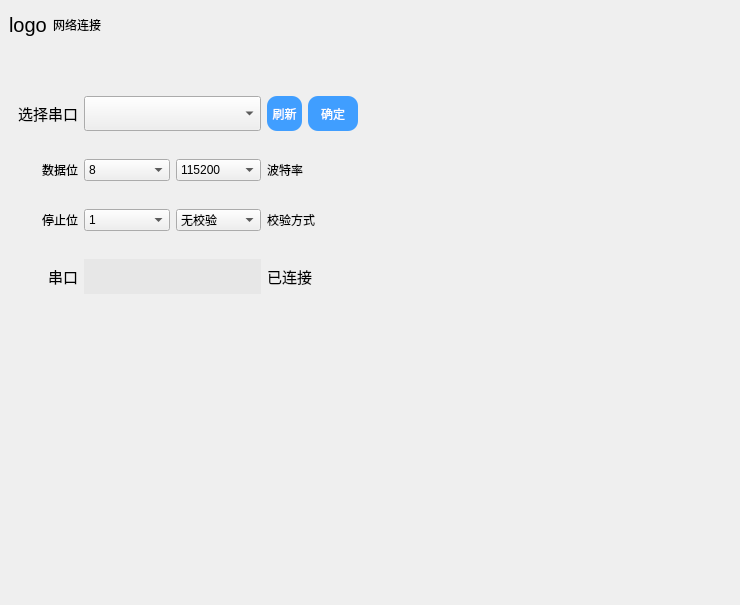
The window that page_net.ui (CodePupil-min/eems) describes before a commit, drawn with Qt 5.
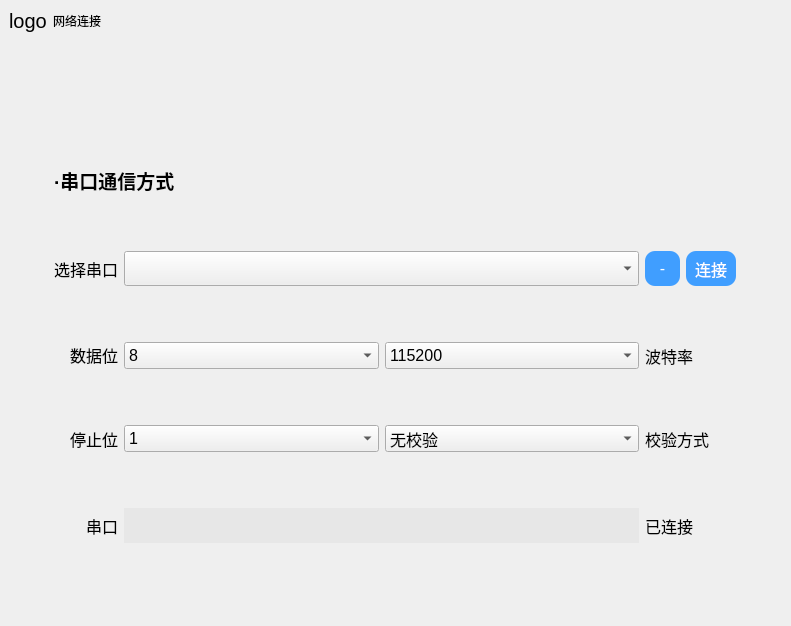
The same window after the commit.

```diff
--- a/page_net.ui
+++ b/page_net.ui
@@ -6,8 +6,8 @@
    <rect>
     <x>0</x>
     <y>0</y>
-    <width>740</width>
-    <height>605</height>
+    <width>791</width>
+    <height>626</height>
    </rect>
   </property>
   <property name="windowTitle">
@@ -35,59 +35,14 @@
    <property name="bottomMargin">
     <number>0</number>
    </property>
-   <item row="0" column="0">
-    <widget class="QWidget" name="widget_2" native="true">
-     <property name="sizePolicy">
-      <sizepolicy hsizetype="Preferred" vsizetype="Preferred">
-       <horstretch>0</horstretch>
-       <verstretch>0</verstretch>
-      </sizepolicy>
-     </property>
-     <property name="minimumSize">
-      <size>
-       <width>0</width>
-       <height>0</height>
-      </size>
-     </property>
-     <property name="maximumSize">
-      <size>
-       <width>16777215</width>
-       <height>50</height>
-      </size>
-     </property>
-     <layout class="QHBoxLayout" name="horizontalLayout">
-      <item>
-       <widget class="QLabel" name="logo">
-        <property name="sizePolicy">
-         <sizepolicy hsizetype="Fixed" vsizetype="Preferred">
-          <horstretch>0</horstretch>
-          <verstretch>0</verstretch>
-         </sizepolicy>
-        </property>
-        <property name="styleSheet">
-         <string notr="true">font:15pt;</string>
-        </property>
-        <property name="text">
-         <string>logo</string>
-        </property>
-       </widget>
-      </item>
-      <item>
-       <widget class="QLabel" name="title">
-        <property name="styleSheet">
-         <string notr="true">font: 75 16pt &quot;微软雅黑&quot;;
-</string>
-        </property>
-        <property name="text">
-         <string>网络连接</string>
-        </property>
-       </widget>
-      </item>
-     </layout>
-    </widget>
-   </item>
    <item row="1" column="0">
     <widget class="QWidget" name="main" native="true">
+     <property name="minimumSize">
+      <size>
+       <width>0</width>
+       <height>0</height>
+      </size>
+     </property>
      <property name="styleSheet">
       <string notr="true">#main&gt;QWidget{
 	border-radius:25px;
@@ -95,8 +50,49 @@
 }</string>
      </property>
      <layout class="QGridLayout" name="gridLayout_3">
-      <item row="0" column="0">
+      <item row="2" column="1">
+       <spacer name="verticalSpacer">
+        <property name="orientation">
+         <enum>Qt::Vertical</enum>
+        </property>
+        <property name="sizeHint" stdset="0">
+         <size>
+          <width>20</width>
+          <height>40</height>
+         </size>
+        </property>
+       </spacer>
+      </item>
+      <item row="0" column="1">
+       <spacer name="verticalSpacer_2">
+        <property name="orientation">
+         <enum>Qt::Vertical</enum>
+        </property>
+        <property name="sizeType">
+         <enum>QSizePolicy::Fixed</enum>
+        </property>
+        <property name="sizeHint" stdset="0">
+         <size>
+          <width>20</width>
+          <height>50</height>
+         </size>
+        </property>
+       </spacer>
+      </item>
+      <item row="1" column="1">
        <widget class="QWidget" name="widget_3" native="true">
+        <property name="sizePolicy">
+         <sizepolicy hsizetype="Expanding" vsizetype="Expanding">
+          <horstretch>0</horstretch>
+          <verstretch>0</verstretch>
+         </sizepolicy>
+        </property>
+        <property name="minimumSize">
+         <size>
+          <width>700</width>
+          <height>500</height>
+         </size>
+        </property>
         <property name="styleSheet">
          <string notr="true">#sure:hover{
 background-color:#70B6FF
@@ -109,128 +105,20 @@
 }
 #refresh:pressed{
 background:#155CA6
+}
+QWidget{
+font:12pt;
 }</string>
         </property>
         <layout class="QGridLayout" name="gridLayout_2">
-         <item row="0" column="0">
-          <widget class="QLabel" name="label">
-           <property name="sizePolicy">
-            <sizepolicy hsizetype="Fixed" vsizetype="Preferred">
-             <horstretch>0</horstretch>
-             <verstretch>0</verstretch>
-            </sizepolicy>
-           </property>
-           <property name="font">
-            <font>
-             <pointsize>11</pointsize>
-            </font>
-           </property>
-           <property name="text">
-            <string>选择串口</string>
-           </property>
-           <property name="alignment">
-            <set>Qt::AlignRight|Qt::AlignTrailing|Qt::AlignVCenter</set>
-           </property>
-          </widget>
-         </item>
-         <item row="0" column="1" colspan="2">
-          <widget class="QComboBox" name="ports">
-           <property name="sizePolicy">
-            <sizepolicy hsizetype="Preferred" vsizetype="Preferred">
-             <horstretch>0</horstretch>
-             <verstretch>0</verstretch>
-            </sizepolicy>
-           </property>
-           <property name="font">
-            <font>
-             <pointsize>10</pointsize>
-            </font>
-           </property>
-          </widget>
-         </item>
-         <item row="0" column="4">
-          <widget class="QPushButton" name="sure">
-           <property name="sizePolicy">
-            <sizepolicy hsizetype="Maximum" vsizetype="Preferred">
-             <horstretch>0</horstretch>
-             <verstretch>0</verstretch>
-            </sizepolicy>
-           </property>
-           <property name="maximumSize">
-            <size>
-             <width>50</width>
-             <height>35</height>
-            </size>
-           </property>
-           <property name="text">
-            <string>确定</string>
-           </property>
-          </widget>
-         </item>
-         <item row="3" column="1" colspan="2">
-          <widget class="QLabel" name="current_port">
-           <property name="sizePolicy">
-            <sizepolicy hsizetype="Expanding" vsizetype="Preferred">
-             <horstretch>0</horstretch>
-             <verstretch>0</verstretch>
-            </sizepolicy>
-           </property>
-           <property name="maximumSize">
-            <size>
-             <width>16777215</width>
-             <height>35</height>
-            </size>
-           </property>
-           <property name="font">
-            <font>
-             <pointsize>11</pointsize>
-            </font>
-           </property>
-           <property name="styleSheet">
-            <string notr="true">background-color: rgb(231, 231, 231);</string>
-           </property>
-           <property name="text">
-            <string/>
-           </property>
-           <property name="alignment">
-            <set>Qt::AlignLeading|Qt::AlignLeft|Qt::AlignVCenter</set>
-           </property>
-          </widget>
-         </item>
-         <item row="2" column="0">
-          <widget class="QLabel" name="label_4">
-           <property name="text">
-            <string>停止位</string>
-           </property>
-           <property name="alignment">
-            <set>Qt::AlignRight|Qt::AlignTrailing|Qt::AlignVCenter</set>
-           </property>
-          </widget>
-         </item>
-         <item row="3" column="3" colspan="2">
-          <widget class="QLabel" name="label_2">
-           <property name="font">
-            <font>
-             <pointsize>11</pointsize>
-            </font>
-           </property>
-           <property name="text">
-            <string>已连接</string>
-           </property>
-          </widget>
-         </item>
-         <item row="1" column="3" colspan="2">
-          <widget class="QLabel" name="label_5">
-           <property name="text">
-            <string>波特率</string>
-           </property>
-          </widget>
-         </item>
-         <item row="3" column="0">
+         <item row="4" column="0">
           <widget class="QLabel" name="icon_port">
            <property name="font">
             <font>
-             <pointsize>11</pointsize>
+             <pointsize>12</pointsize>
+             <weight>50</weight>
+             <italic>false</italic>
+             <bold>false</bold>
             </font>
            </property>
            <property name="styleSheet">
@@ -244,85 +132,7 @@
            </property>
           </widget>
          </item>
-         <item row="2" column="1">
-          <widget class="QComboBox" name="port_stop">
-           <item>
-            <property name="text">
-             <string>1</string>
-            </property>
-           </item>
-           <item>
-            <property name="text">
-             <string>2</string>
-            </property>
-           </item>
-          </widget>
-         </item>
-         <item row="0" column="3">
-          <widget class="QPushButton" name="refresh">
-           <property name="sizePolicy">
-            <sizepolicy hsizetype="Maximum" vsizetype="Maximum">
-             <horstretch>0</horstretch>
-             <verstretch>0</verstretch>
-            </sizepolicy>
-           </property>
-           <property name="maximumSize">
-            <size>
-             <width>35</width>
-             <height>35</height>
-            </size>
-           </property>
-           <property name="text">
-            <string>刷新</string>
-           </property>
-          </widget>
-         </item>
-         <item row="1" column="0">
-          <widget class="QLabel" name="label_3">
-           <property name="sizePolicy">
-            <sizepolicy hsizetype="Preferred" vsizetype="Fixed">
-             <horstretch>0</horstretch>
-             <verstretch>0</verstretch>
-            </sizepolicy>
-           </property>
-           <property name="text">
-            <string>数据位</string>
-           </property>
-           <property name="alignment">
-            <set>Qt::AlignRight|Qt::AlignTrailing|Qt::AlignVCenter</set>
-           </property>
-          </widget>
-         </item>
-         <item row="2" column="3" colspan="2">
-          <widget class="QLabel" name="label_6">
-           <property name="text">
-            <string>校验方式</string>
-           </property>
-           <property name="alignment">
-            <set>Qt::AlignLeading|Qt::AlignLeft|Qt::AlignVCenter</set>
-           </property>
-          </widget>
-         </item>
          <item row="2" column="2">
-          <widget class="QComboBox" name="port_parity">
-           <item>
-            <property name="text">
-             <string>无校验</string>
-            </property>
-           </item>
-           <item>
-            <property name="text">
-             <string>奇校验</string>
-            </property>
-           </item>
-           <item>
-            <property name="text">
-             <string>偶校验</string>
-            </property>
-           </item>
-          </widget>
-         </item>
-         <item row="1" column="2">
           <widget class="QComboBox" name="port_baud">
            <item>
             <property name="text">
@@ -361,7 +171,7 @@
            </item>
           </widget>
          </item>
-         <item row="1" column="1">
+         <item row="2" column="1">
           <widget class="QComboBox" name="port_data">
            <item>
             <property name="text">
@@ -385,17 +195,305 @@
            </item>
           </widget>
          </item>
+         <item row="1" column="3">
+          <widget class="QPushButton" name="refresh">
+           <property name="sizePolicy">
+            <sizepolicy hsizetype="Maximum" vsizetype="Maximum">
+             <horstretch>0</horstretch>
+             <verstretch>0</verstretch>
+            </sizepolicy>
+           </property>
+           <property name="maximumSize">
+            <size>
+             <width>35</width>
+             <height>35</height>
+            </size>
+           </property>
+           <property name="text">
+            <string>-</string>
+           </property>
+          </widget>
+         </item>
+         <item row="4" column="3" colspan="2">
+          <widget class="QLabel" name="label_2">
+           <property name="font">
+            <font>
+             <pointsize>12</pointsize>
+             <weight>50</weight>
+             <italic>false</italic>
+             <bold>false</bold>
+            </font>
+           </property>
+           <property name="text">
+            <string>已连接</string>
+           </property>
+          </widget>
+         </item>
+         <item row="1" column="0">
+          <widget class="QLabel" name="label">
+           <property name="sizePolicy">
+            <sizepolicy hsizetype="Fixed" vsizetype="Preferred">
+             <horstretch>0</horstretch>
+             <verstretch>0</verstretch>
+            </sizepolicy>
+           </property>
+           <property name="font">
+            <font>
+             <pointsize>12</pointsize>
+             <weight>50</weight>
+             <italic>false</italic>
+             <bold>false</bold>
+            </font>
+           </property>
+           <property name="text">
+            <string>选择串口</string>
+           </property>
+           <property name="alignment">
+            <set>Qt::AlignRight|Qt::AlignTrailing|Qt::AlignVCenter</set>
+           </property>
+          </widget>
+         </item>
+         <item row="3" column="0">
+          <widget class="QLabel" name="label_4">
+           <property name="text">
+            <string>停止位</string>
+           </property>
+           <property name="alignment">
+            <set>Qt::AlignRight|Qt::AlignTrailing|Qt::AlignVCenter</set>
+           </property>
+          </widget>
+         </item>
+         <item row="4" column="1" colspan="2">
+          <widget class="QLabel" name="current_port">
+           <property name="sizePolicy">
+            <sizepolicy hsizetype="Expanding" vsizetype="Preferred">
+             <horstretch>0</horstretch>
+             <verstretch>0</verstretch>
+            </sizepolicy>
+           </property>
+           <property name="maximumSize">
+            <size>
+             <width>16777215</width>
+             <height>35</height>
+            </size>
+           </property>
+           <property name="font">
+            <font>
+             <pointsize>12</pointsize>
+             <weight>50</weight>
+             <italic>false</italic>
+             <bold>false</bold>
+            </font>
+           </property>
+           <property name="styleSheet">
+            <string notr="true">background-color: rgb(231, 231, 231);</string>
+           </property>
+           <property name="text">
+            <string/>
+           </property>
+           <property name="alignment">
+            <set>Qt::AlignLeading|Qt::AlignLeft|Qt::AlignVCenter</set>
+           </property>
+          </widget>
+         </item>
+         <item row="2" column="3" colspan="2">
+          <widget class="QLabel" name="label_5">
+           <property name="text">
+            <string>波特率</string>
+           </property>
+          </widget>
+         </item>
+         <item row="0" column="0" colspan="5">
+          <widget class="QLabel" name="label_7">
+           <property name="sizePolicy">
+            <sizepolicy hsizetype="Preferred" vsizetype="Fixed">
+             <horstretch>0</horstretch>
+             <verstretch>0</verstretch>
+            </sizepolicy>
+           </property>
+           <property name="styleSheet">
+            <string notr="true">font: bold 14pt;</string>
+           </property>
+           <property name="text">
+            <string>·串口通信方式</string>
+           </property>
+          </widget>
+         </item>
+         <item row="3" column="2">
+          <widget class="QComboBox" name="port_parity">
+           <item>
+            <property name="text">
+             <string>无校验</string>
+            </property>
+           </item>
+           <item>
+            <property name="text">
+             <string>奇校验</string>
+            </property>
+           </item>
+           <item>
+            <property name="text">
+             <string>偶校验</string>
+            </property>
+           </item>
+          </widget>
+         </item>
+         <item row="3" column="3" colspan="2">
+          <widget class="QLabel" name="label_6">
+           <property name="text">
+            <string>校验方式</string>
+           </property>
+           <property name="alignment">
+            <set>Qt::AlignLeading|Qt::AlignLeft|Qt::AlignVCenter</set>
+           </property>
+          </widget>
+         </item>
+         <item row="1" column="1" colspan="2">
+          <widget class="QComboBox" name="ports">
+           <property name="sizePolicy">
+            <sizepolicy hsizetype="Preferred" vsizetype="Preferred">
+             <horstretch>0</horstretch>
+             <verstretch>0</verstretch>
+            </sizepolicy>
+           </property>
+           <property name="font">
+            <font>
+             <pointsize>12</pointsize>
+             <weight>50</weight>
+             <italic>false</italic>
+             <bold>false</bold>
+            </font>
+           </property>
+          </widget>
+         </item>
+         <item row="3" column="1">
+          <widget class="QComboBox" name="port_stop">
+           <item>
+            <property name="text">
+             <string>1</string>
+            </property>
+           </item>
+           <item>
+            <property name="text">
+             <string>2</string>
+            </property>
+           </item>
+          </widget>
+         </item>
+         <item row="1" column="4">
+          <widget class="QPushButton" name="sure">
+           <property name="sizePolicy">
+            <sizepolicy hsizetype="Maximum" vsizetype="Preferred">
+             <horstretch>0</horstretch>
+             <verstretch>0</verstretch>
+            </sizepolicy>
+           </property>
+           <property name="maximumSize">
+            <size>
+             <width>50</width>
+             <height>35</height>
+            </size>
+           </property>
+           <property name="text">
+            <string>连接</string>
+           </property>
+          </widget>
+         </item>
+         <item row="2" column="0">
+          <widget class="QLabel" name="label_3">
+           <property name="sizePolicy">
+            <sizepolicy hsizetype="Preferred" vsizetype="Fixed">
+             <horstretch>0</horstretch>
+             <verstretch>0</verstretch>
+            </sizepolicy>
+           </property>
+           <property name="text">
+            <string>数据位</string>
+           </property>
+           <property name="alignment">
+            <set>Qt::AlignRight|Qt::AlignTrailing|Qt::AlignVCenter</set>
+           </property>
+          </widget>
+         </item>
         </layout>
        </widget>
       </item>
-      <item row="0" column="1">
-       <widget class="QWidget" name="widget" native="true"/>
-      </item>
       <item row="1" column="0">
-       <widget class="QWidget" name="widget_4" native="true"/>
+       <spacer name="horizontalSpacer">
+        <property name="orientation">
+         <enum>Qt::Horizontal</enum>
+        </property>
+        <property name="sizeHint" stdset="0">
+         <size>
+          <width>40</width>
+          <height>20</height>
+         </size>
+        </property>
+       </spacer>
       </item>
-      <item row="1" column="1">
-       <widget class="QWidget" name="widget_5" native="true"/>
+      <item row="1" column="2">
+       <spacer name="horizontalSpacer_2">
+        <property name="orientation">
+         <enum>Qt::Horizontal</enum>
+        </property>
+        <property name="sizeHint" stdset="0">
+         <size>
+          <width>40</width>
+          <height>20</height>
+         </size>
+        </property>
+       </spacer>
+      </item>
+     </layout>
+    </widget>
+   </item>
+   <item row="0" column="0">
+    <widget class="QWidget" name="widget_2" native="true">
+     <property name="sizePolicy">
+      <sizepolicy hsizetype="Preferred" vsizetype="Preferred">
+       <horstretch>0</horstretch>
+       <verstretch>0</verstretch>
+      </sizepolicy>
+     </property>
+     <property name="minimumSize">
+      <size>
+       <width>0</width>
+       <height>0</height>
+      </size>
+     </property>
+     <property name="maximumSize">
+      <size>
+       <width>16777215</width>
+       <height>50</height>
+      </size>
+     </property>
+     <layout class="QHBoxLayout" name="horizontalLayout">
+      <item>
+       <widget class="QLabel" name="logo">
+        <property name="sizePolicy">
+         <sizepolicy hsizetype="Fixed" vsizetype="Preferred">
+          <horstretch>0</horstretch>
+          <verstretch>0</verstretch>
+         </sizepolicy>
+        </property>
+        <property name="styleSheet">
+         <string notr="true">font:15pt;</string>
+        </property>
+        <property name="text">
+         <string>logo</string>
+        </property>
+       </widget>
+      </item>
+      <item>
+       <widget class="QLabel" name="title">
+        <property name="styleSheet">
+         <string notr="true">font: 75 16pt &quot;微软雅黑&quot;;
+</string>
+        </property>
+        <property name="text">
+         <string>网络连接</string>
+        </property>
+       </widget>
       </item>
      </layout>
     </widget>
```
